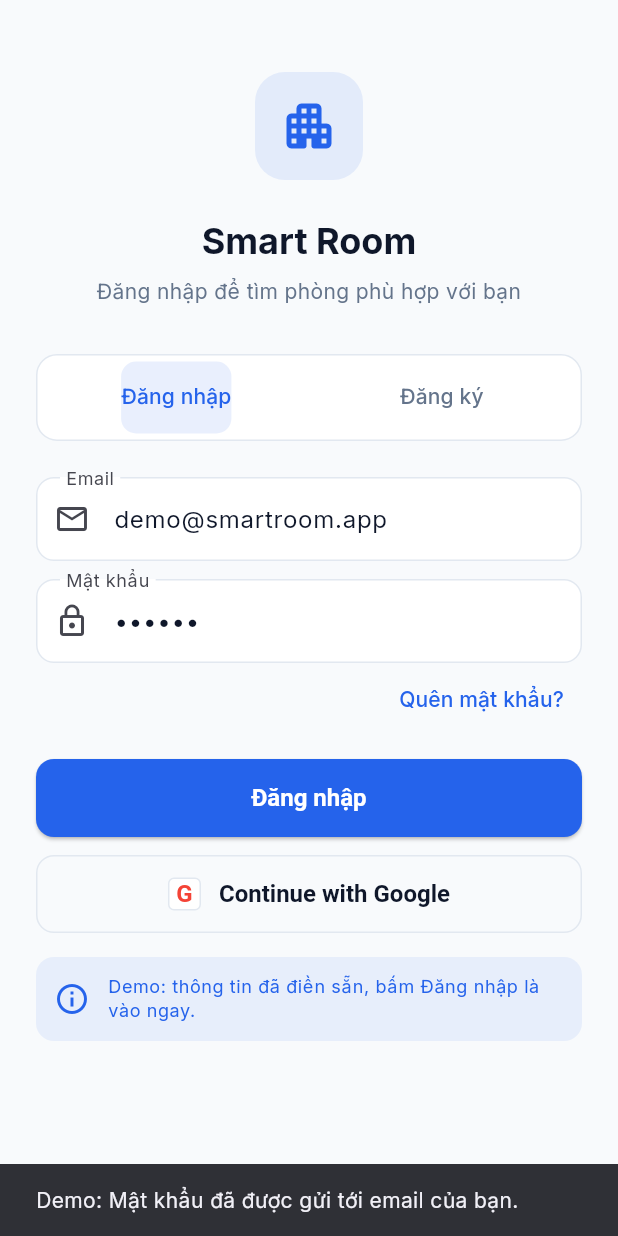
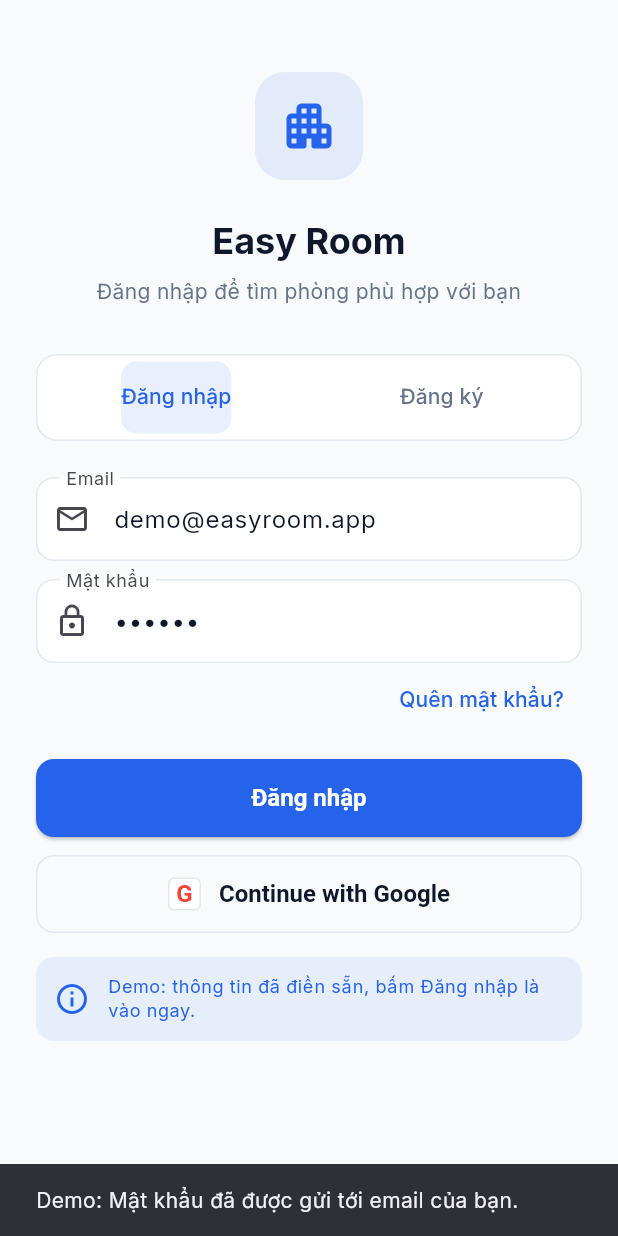
Before and after one commit to huyng1801/tim-ve-ui, a Flutter app: the screen it shows after launch, after a tap on "Quên mật khẩu?", on a phone screen of 412 x 824 dp. Run offline on Flutter 3.47's test engine with Material 3 defaults, Android fonts, the phone set to English and light mode, and no system bars; our stand-ins replace cached_network_image, go_router, google_fonts; accounts and stored records are empty; network calls fail.

Commit message:
Rename app branding from Smart Room to Easy Room.
Co-authored-by: Cursor <cursoragent@cursor.com>

```diff
--- a/lib/app.dart
+++ b/lib/app.dart
@@ -7,8 +7,8 @@ import 'package:tim_ve_ui/providers/auth_provider.dart';
 import 'package:tim_ve_ui/providers/favorites_provider.dart';
 import 'package:tim_ve_ui/providers/rooms_provider.dart';
 
-class SmartRoomApp extends StatelessWidget {
-  SmartRoomApp({super.key});
+class EasyRoomApp extends StatelessWidget {
+  EasyRoomApp({super.key});
 
   final _authProvider = AuthProvider();
 
@@ -21,7 +21,7 @@ class SmartRoomApp extends StatelessWidget {
         ChangeNotifierProvider(create: (_) => RoomsProvider()),
       ],
       child: MaterialApp.router(
-        title: 'Smart Room',
+        title: 'Easy Room',
         debugShowCheckedModeBanner: false,
         theme: AppTheme.light,
         routerConfig: createAppRouter(_authProvider),
--- a/lib/core/constants/demo_credentials.dart
+++ b/lib/core/constants/demo_credentials.dart
@@ -1,5 +1,5 @@
 abstract final class DemoCredentials {
-  static const email = 'demo@smartroom.app';
+  static const email = 'demo@easyroom.app';
   static const password = '123456';
   static const name = 'Nguyễn Minh An';
   static const phone = '0901234567';
--- a/lib/data/mock/mock_data.dart
+++ b/lib/data/mock/mock_data.dart
@@ -305,7 +305,7 @@ abstract final class MockData {
     ),
     ChatThread(
       id: 'c3',
-      name: 'Hỗ trợ Smart Room',
+      name: 'Hỗ trợ Easy Room',
       avatarUrl: 'https://i.pravatar.cc/150?u=support',
       lastMessage: 'Chúng tôi luôn sẵn sàng hỗ trợ bạn 24/7.',
       time: '3 ngày trước',
--- a/lib/features/auth/login_screen.dart
+++ b/lib/features/auth/login_screen.dart
@@ -81,7 +81,7 @@ class _LoginScreenState extends State<LoginScreen>
                 ),
                 const SizedBox(height: 24),
                 Text(
-                  'Smart Room',
+                  'Easy Room',
                   textAlign: TextAlign.center,
                   style: Theme.of(context).textTheme.headlineSmall?.copyWith(
                         fontWeight: FontWeight.bold,
--- a/lib/features/splash/splash_screen.dart
+++ b/lib/features/splash/splash_screen.dart
@@ -49,7 +49,7 @@ class _SplashScreenState extends State<SplashScreen> {
             ),
             const SizedBox(height: 24),
             Text(
-              'Smart Room',
+              'Easy Room',
               style: Theme.of(context).textTheme.headlineMedium?.copyWith(
                     color: Colors.white,
                     fontWeight: FontWeight.bold,
--- a/lib/main.dart
+++ b/lib/main.dart
@@ -3,5 +3,5 @@ import 'package:tim_ve_ui/app.dart';
 
 void main() {
   WidgetsFlutterBinding.ensureInitialized();
-  runApp(SmartRoomApp());
+  runApp(EasyRoomApp());
 }
--- a/pubspec.yaml
+++ b/pubspec.yaml
@@ -1,5 +1,5 @@
 name: tim_ve_ui
-description: "Smart Room Rental Demo UI"
+description: "Easy Room Rental Demo UI"
 # The following line prevents the package from being accidentally published to
 # pub.dev using `flutter pub publish`. This is preferred for private packages.
 publish_to: 'none' # Remove this line if you wish to publish to pub.dev
```
Also changed, not shown: 6 other files.
